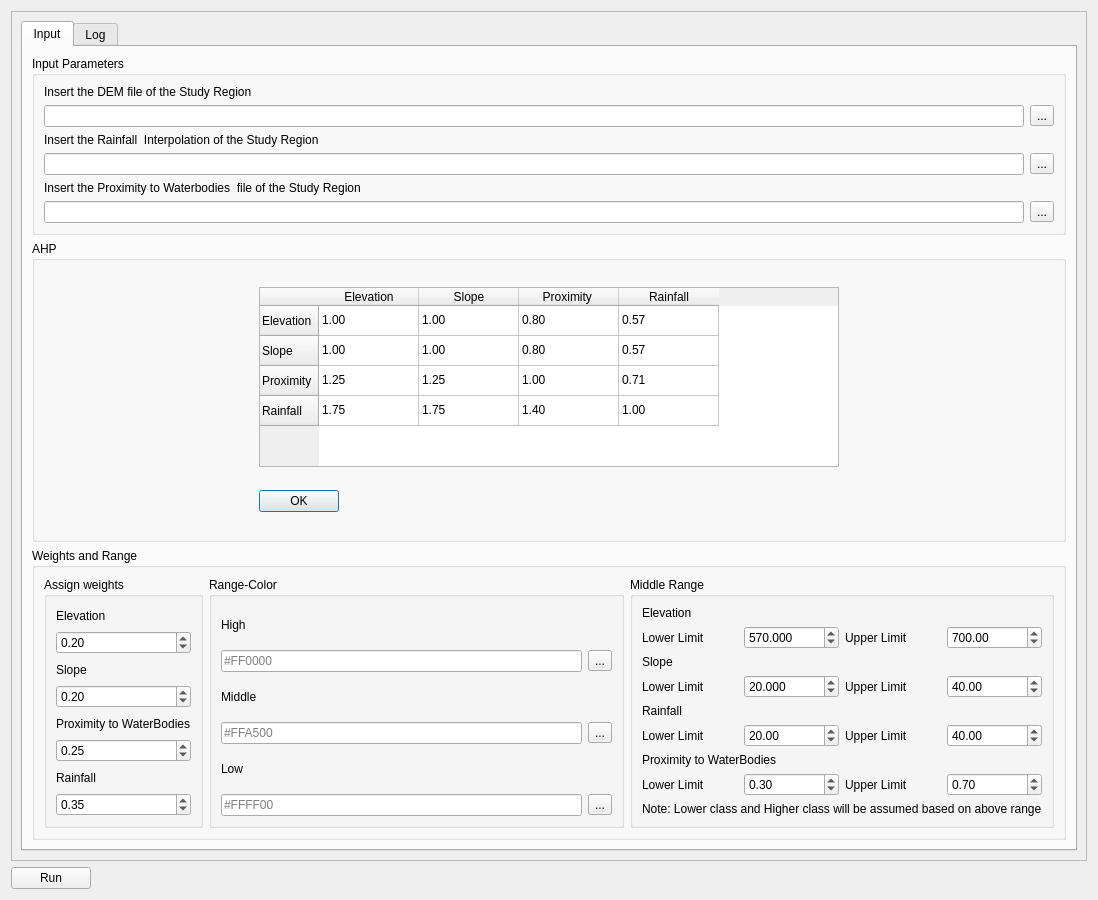
Qt form Testing/FRIZ_v2.ui (Adi-Dev-hub/Flood) before a commit.
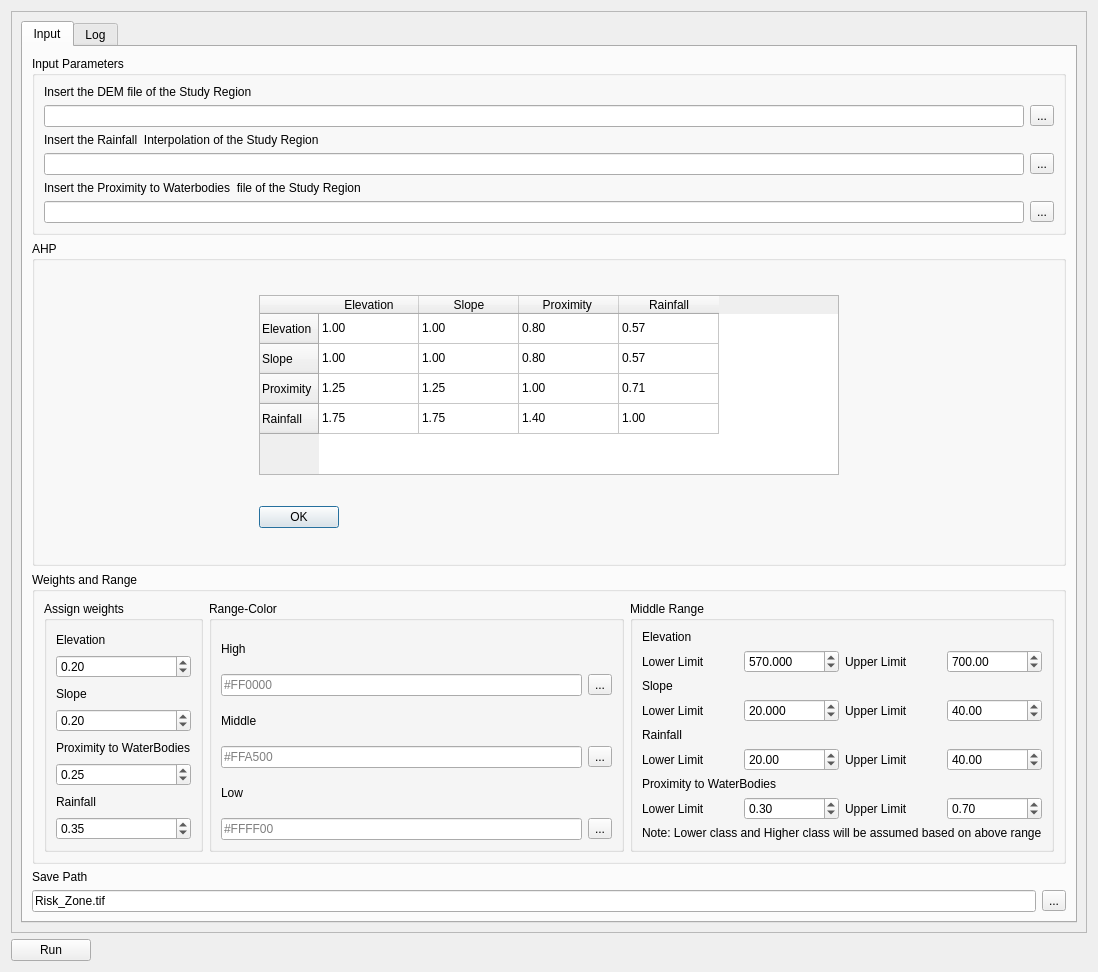
The same form after that commit.

The edit to the form file:
```diff
--- a/Testing/FRIZ_v2.ui
+++ b/Testing/FRIZ_v2.ui
@@ -7,7 +7,7 @@
     <x>0</x>
     <y>0</y>
     <width>1098</width>
-    <height>900</height>
+    <height>972</height>
    </rect>
   </property>
   <property name="windowTitle">
@@ -25,7 +25,7 @@
         <x>0</x>
         <y>0</y>
         <width>1053</width>
-        <height>864</height>
+        <height>920</height>
        </rect>
       </property>
       <layout class="QGridLayout" name="gridLayout_3">
@@ -669,6 +669,31 @@
              </layout>
             </widget>
            </item>
+           <item row="3" column="0">
+            <widget class="QLabel" name="label_24">
+             <property name="text">
+              <string>Save Path</string>
+             </property>
+            </widget>
+           </item>
+           <item row="4" column="0">
+            <layout class="QHBoxLayout" name="horizontalLayout_11">
+             <item>
+              <widget class="QLineEdit" name="lineEdit_7">
+               <property name="text">
+                <string>Risk_Zone.tif</string>
+               </property>
+              </widget>
+             </item>
+             <item>
+              <widget class="QToolButton" name="toolButton_7">
+               <property name="text">
+                <string>...</string>
+               </property>
+              </widget>
+             </item>
+            </layout>
+           </item>
           </layout>
          </widget>
          <widget class="QWidget" name="tab_2">
```
Left out of the diff: 298 changed lines with no effect on the pictures.
